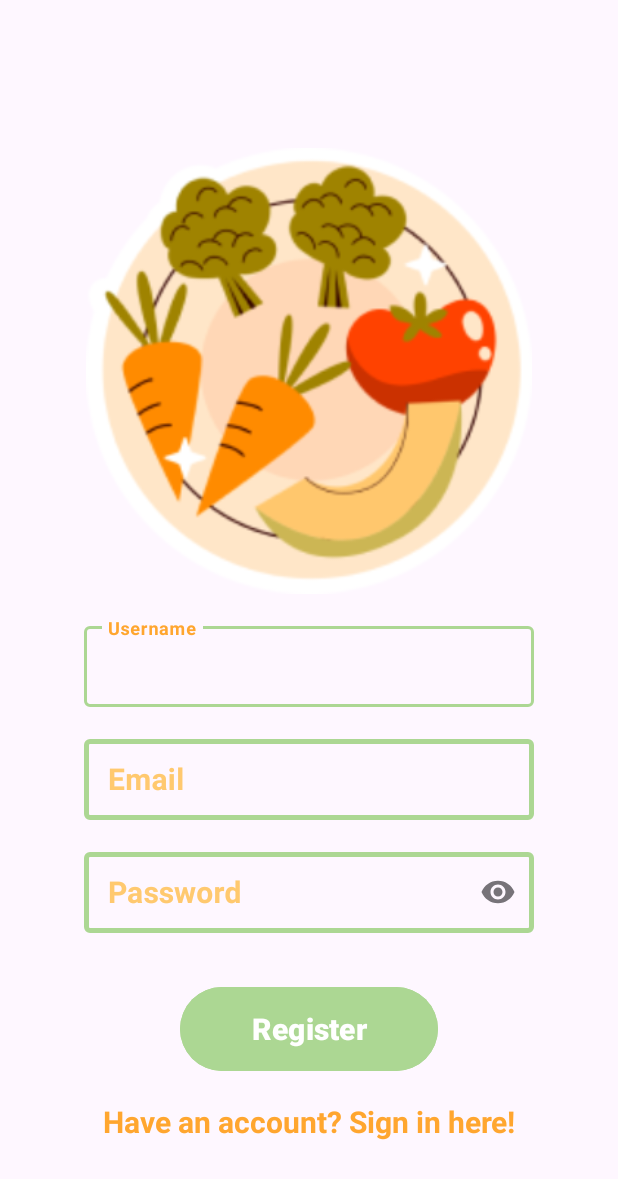
After one commit to FlavourFInder/mobile-development, an Android app: the RegisterActivity screen opened directly, with no data from a screen before it, on a phone screen of 412 x 824 dp. The commit adds this screen. Shown: the top 1179 px of the screen. Run offline under Robolectric (Android 15) with nearby library versions, the phone set to English and light mode, and no system bars.

Commit message:
Tampilan register selesai

```diff
--- a/app/src/main/AndroidManifest.xml
+++ b/app/src/main/AndroidManifest.xml
@@ -13,6 +13,9 @@
         android:theme="@style/Theme.FlavorFinder"
         tools:targetApi="31">
         <activity
+            android:name=".view.RegisterActivity"
+            android:exported="false" />
+        <activity
             android:name=".view.LoginActivity"
             android:exported="true">
             <intent-filter>
--- /dev/null
+++ b/app/src/main/java/com/example/flavorfinder/view/RegisterActivity.kt
@@ -0,0 +1,21 @@
+package com.example.flavorfinder.view
+
+import android.os.Bundle
+import androidx.activity.enableEdgeToEdge
+import androidx.appcompat.app.AppCompatActivity
+import androidx.core.view.ViewCompat
+import androidx.core.view.WindowInsetsCompat
+import com.example.flavorfinder.R
+
+class RegisterActivity : AppCompatActivity() {
+    override fun onCreate(savedInstanceState: Bundle?) {
+        super.onCreate(savedInstanceState)
+        enableEdgeToEdge()
+        setContentView(R.layout.activity_register)
+        ViewCompat.setOnApplyWindowInsetsListener(findViewById(R.id.main)) { v, insets ->
+            val systemBars = insets.getInsets(WindowInsetsCompat.Type.systemBars())
+            v.setPadding(systemBars.left, systemBars.top, systemBars.right, systemBars.bottom)
+            insets
+        }
+    }
+}
--- /dev/null
+++ b/app/src/main/res/layout/activity_register.xml
@@ -0,0 +1,145 @@
+<?xml version="1.0" encoding="utf-8"?>
+<androidx.constraintlayout.widget.ConstraintLayout xmlns:android="http://schemas.android.com/apk/res/android"
+    xmlns:app="http://schemas.android.com/apk/res-auto"
+    xmlns:tools="http://schemas.android.com/tools"
+    android:id="@+id/main"
+    android:layout_width="match_parent"
+    android:layout_height="match_parent"
+    tools:context=".view.RegisterActivity">
+    <ImageView
+        android:id="@+id/imageView"
+        android:layout_width="0dp"
+        android:layout_height="0dp"
+        android:layout_marginTop="16dp"
+        android:layout_marginBottom="16dp"
+        android:layout_marginStart="32dp"
+        android:layout_marginEnd="32dp"
+        app:layout_constraintBottom_toTopOf="@+id/guidelineHorizontal"
+        app:layout_constraintEnd_toEndOf="parent"
+        app:layout_constraintStart_toStartOf="parent"
+        app:layout_constraintTop_toTopOf="@+id/guidelineHorizontal2"
+        android:contentDescription="@string/SignInImage"
+        app:srcCompat="@drawable/healthyFood" />
+
+    <com.google.android.material.textfield.TextInputLayout
+        android:id="@+id/usernameEditTextLayout"
+        style="@style/SigninTextInputLayoutStyle"
+        android:layout_width="0dp"
+        android:layout_height="wrap_content"
+        android:layout_marginTop="16dp"
+        android:layout_marginStart="56dp"
+        android:layout_marginEnd="56dp"
+        app:layout_constraintEnd_toEndOf="parent"
+        app:layout_constraintStart_toStartOf="parent"
+        app:layout_constraintTop_toBottomOf="@+id/imageView">
+
+        <com.google.android.material.textfield.TextInputEditText
+            android:id="@+id/usernameEditText"
+            android:layout_width="match_parent"
+            android:layout_height="wrap_content"
+            android:hint="@string/username"
+            android:textSize="20sp"
+            android:textStyle="bold"
+            android:ems="10"
+            android:inputType="textEmailAddress"
+            tools:ignore="SpeakableTextPresentCheck" />
+    </com.google.android.material.textfield.TextInputLayout>
+
+    <com.google.android.material.textfield.TextInputLayout
+        android:id="@+id/EmailEditTextLayout"
+        style="@style/SigninTextInputLayoutStyle"
+        android:layout_width="0dp"
+        android:layout_height="wrap_content"
+        android:layout_marginTop="16dp"
+        android:layout_marginStart="56dp"
+        android:layout_marginEnd="56dp"
+        app:layout_constraintEnd_toEndOf="parent"
+        app:layout_constraintStart_toStartOf="parent"
+        app:layout_constraintTop_toBottomOf="@+id/usernameEditTextLayout">
+
+        <com.google.android.material.textfield.TextInputEditText
+            android:id="@+id/emailEditText"
+            android:layout_width="match_parent"
+            android:layout_height="wrap_content"
+            android:hint="@string/email"
+            android:textSize="20sp"
+            android:textStyle="bold"
+            android:ems="10"
+            android:inputType="textPassword"
+            tools:ignore="SpeakableTextPresentCheck" />
+    </com.google.android.material.textfield.TextInputLayout>
+
+    <com.google.android.material.textfield.TextInputLayout
+        android:id="@+id/passwordEditTextLayout"
+        style="@style/SigninTextInputLayoutStyle"
+        android:layout_width="0dp"
+        android:layout_height="wrap_content"
+        android:layout_marginTop="16dp"
+        android:layout_marginStart="56dp"
+        android:layout_marginEnd="56dp"
+        app:endIconMode="password_toggle"
+        app:layout_constraintEnd_toEndOf="parent"
+        app:layout_constraintStart_toStartOf="parent"
+        app:layout_constraintTop_toBottomOf="@+id/EmailEditTextLayout">
+
+        <com.google.android.material.textfield.TextInputEditText
+            android:id="@+id/passwordEditText"
+            android:layout_width="match_parent"
+            android:layout_height="wrap_content"
+            android:hint="@string/password"
+            android:textSize="20sp"
+            android:textStyle="bold"
+            android:ems="10"
+            android:inputType="textPassword"
+            tools:ignore="SpeakableTextPresentCheck" />
+    </com.google.android.material.textfield.TextInputLayout>
+
+    <Button
+        android:id="@+id/loginButton"
+        android:layout_width="0dp"
+        android:layout_height="64dp"
+        android:layout_marginTop="32dp"
+        android:layout_marginStart="120dp"
+        android:layout_marginEnd="120dp"
+        android:backgroundTint="@color/green"
+        android:text="@string/register"
+        android:textSize="20sp"
+        android:textStyle="bold"
+        app:layout_constraintEnd_toEndOf="parent"
+        app:layout_constraintStart_toStartOf="parent"
+        app:layout_constraintTop_toBottomOf="@+id/passwordEditTextLayout" />
+
+    <TextView
+        android:id="@+id/GoToRegisterPageTextButton"
+        android:layout_width="0dp"
+        android:layout_height="wrap_content"
+        app:layout_constraintEnd_toEndOf="parent"
+        app:layout_constraintStart_toStartOf="parent"
+        android:layout_marginTop="16dp"
+        android:gravity="center"
+        android:textSize="20sp"
+        android:textStyle="bold"
+        android:textColor="@color/orange500"
+        android:text="@string/haveAccount"
+        app:layout_constraintTop_toBottomOf="@+id/loginButton"
+        />
+
+    <androidx.constraintlayout.widget.Guideline
+        android:id="@+id/guidelineHorizontal"
+        android:layout_width="wrap_content"
+        android:layout_height="64dp"
+        android:orientation="horizontal"
+        app:layout_constraintEnd_toEndOf="parent"
+        app:layout_constraintGuide_percent="0.5"
+        app:layout_constraintStart_toStartOf="parent" />
+
+    <androidx.constraintlayout.widget.Guideline
+        android:id="@+id/guidelineHorizontal2"
+        android:layout_width="wrap_content"
+        android:layout_height="64dp"
+        android:orientation="horizontal"
+        app:layout_constraintEnd_toEndOf="parent"
+        app:layout_constraintGuide_percent="0.1"
+        app:layout_constraintStart_toStartOf="parent" />
+
+</androidx.constraintlayout.widget.ConstraintLayout>
--- a/app/src/main/res/values/strings.xml
+++ b/app/src/main/res/values/strings.xml
@@ -1,6 +1,6 @@
 <resources>
     <string name="app_name">FlavorFinder</string>
-    <string name="name">Name</string>
+    <string name="username">Username</string>
     <string name="email">Email</string>
     <string name="password">Password</string>
     <string name="forgot_password">Forgot Password?</string>
@@ -10,5 +10,6 @@
     <string name="haveAccount">Have an account? Sign in here!</string>
 
     <!-- Content Description text -->
-    <string name="SignInImage">Gambar pada page Sign in</string>
+    <string name="SignInImage">Gambar pada page Sign in page</string>
+    <string name="RegisterImage">Gambar pada page Register page</string>
 </resources>
```
Also changed, not shown: app/src/main/res/drawable/healthyFood.png (added).
